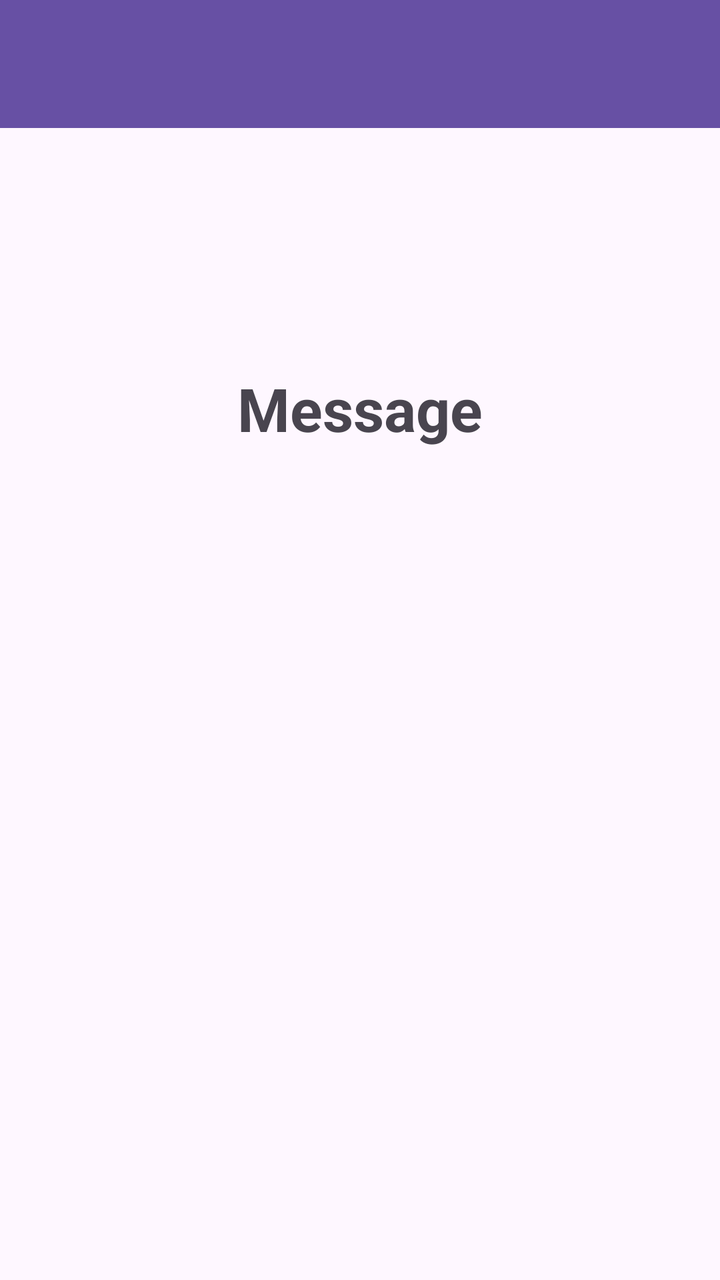
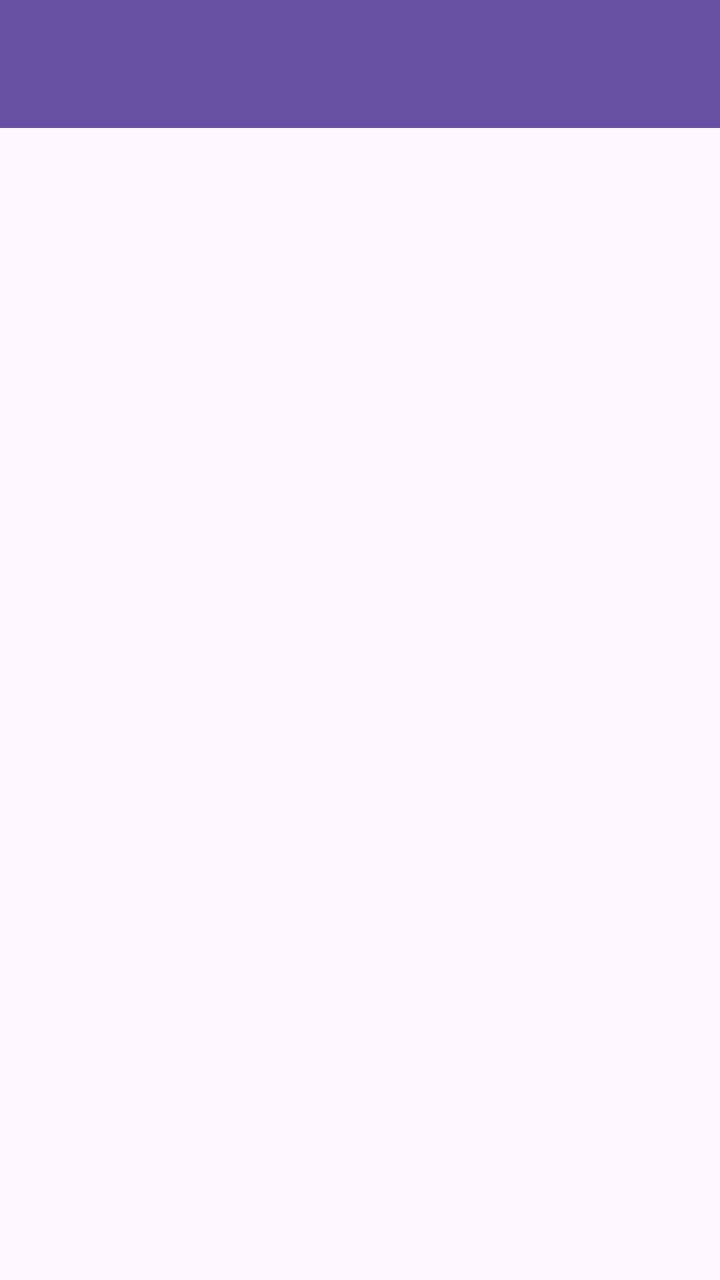

Screens rendered from an Android XML layout before and after an edit, with the pre-edit source and the edit as a unified diff.
<!-- AndroidManifest.xml: application theme Theme.RaihanMobile -->
<!-- res/layout/fragment_message.xml -->
<?xml version="1.0" encoding="utf-8"?>
<androidx.constraintlayout.widget.ConstraintLayout xmlns:android="http://schemas.android.com/apk/res/android"
    xmlns:app="http://schemas.android.com/apk/res-auto"
    xmlns:tools="http://schemas.android.com/tools"
    android:layout_width="match_parent"
    android:layout_height="match_parent"
    tools:context=".Message.MessageFragment">

    <androidx.appcompat.widget.Toolbar
        android:id="@+id/toolbar"
        android:layout_width="match_parent"
        android:layout_height="?attr/actionBarSize"
        android:background="?attr/colorPrimary"
        app:layout_constraintEnd_toEndOf="parent"
        app:layout_constraintStart_toStartOf="parent"
        app:layout_constraintTop_toTopOf="parent"
        app:layout_scrollFlags="scroll|enterAlways"
        app:subtitleTextColor="@android:color/white"
        app:titleTextColor="@android:color/white" />

    <TextView
        android:layout_width="match_parent"
        android:layout_height="0dp"
        android:layout_marginTop="184dp"
        android:gravity="center"
        android:text="Message"
        android:textSize="30sp"
        android:textStyle="bold"
        app:layout_constraintTop_toTopOf="@+id/toolbar"
        tools:layout_editor_absoluteX="0dp" />

</androidx.constraintlayout.widget.ConstraintLayout>
<!-- resources referenced by this layout -->
<resources>
  <style name="Theme.RaihanMobile" parent="Base.Theme.RaihanMobile" />
  <style name="Base.Theme.RaihanMobile" parent="Theme.Material3.DayNight.NoActionBar">
          
          
      </style>
</resources>

<!-- the commit's change to res/layout/fragment_message.xml (unified diff, before → after) -->
@@ -1,32 +1,32 @@
 <?xml version="1.0" encoding="utf-8"?>
-<androidx.constraintlayout.widget.ConstraintLayout xmlns:android="http://schemas.android.com/apk/res/android"
+<androidx.coordinatorlayout.widget.CoordinatorLayout xmlns:android="http://schemas.android.com/apk/res/android"
     xmlns:app="http://schemas.android.com/apk/res-auto"
     xmlns:tools="http://schemas.android.com/tools"
     android:layout_width="match_parent"
     android:layout_height="match_parent"
     tools:context=".Message.MessageFragment">
 
+    <com.google.android.material.appbar.AppBarLayout
+    android:id="@+id/appBarLayout"
+    android:layout_width="match_parent"
+    android:layout_height="wrap_content"
+    android:theme="@style/ThemeOverlay.AppCompat.Dark.ActionBar">
+
     <androidx.appcompat.widget.Toolbar
         android:id="@+id/toolbar"
         android:layout_width="match_parent"
         android:layout_height="?attr/actionBarSize"
         android:background="?attr/colorPrimary"
-        app:layout_constraintEnd_toEndOf="parent"
-        app:layout_constraintStart_toStartOf="parent"
-        app:layout_constraintTop_toTopOf="parent"
         app:layout_scrollFlags="scroll|enterAlways"
-        app:subtitleTextColor="@android:color/white"
         app:titleTextColor="@android:color/white" />
 
-    <TextView
+    </com.google.android.material.appbar.AppBarLayout>
+
+
+    <ListView
+        android:id="@+id/listMessageItems"
         android:layout_width="match_parent"
-        android:layout_height="0dp"
-        android:layout_marginTop="184dp"
-        android:gravity="center"
-        android:text="Message"
-        android:textSize="30sp"
-        android:textStyle="bold"
-        app:layout_constraintTop_toTopOf="@+id/toolbar"
-        tools:layout_editor_absoluteX="0dp" />
+        android:layout_height="match_parent"
+        app:layout_behavior="@string/appbar_scrolling_view_behavior" />
 
-</androidx.constraintlayout.widget.ConstraintLayout>
+</androidx.coordinatorlayout.widget.CoordinatorLayout>
